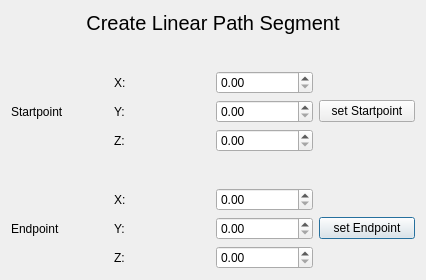
lerchi0/RobotPathWorkbench, file createLinSegDialog.ui: the form before one commit.
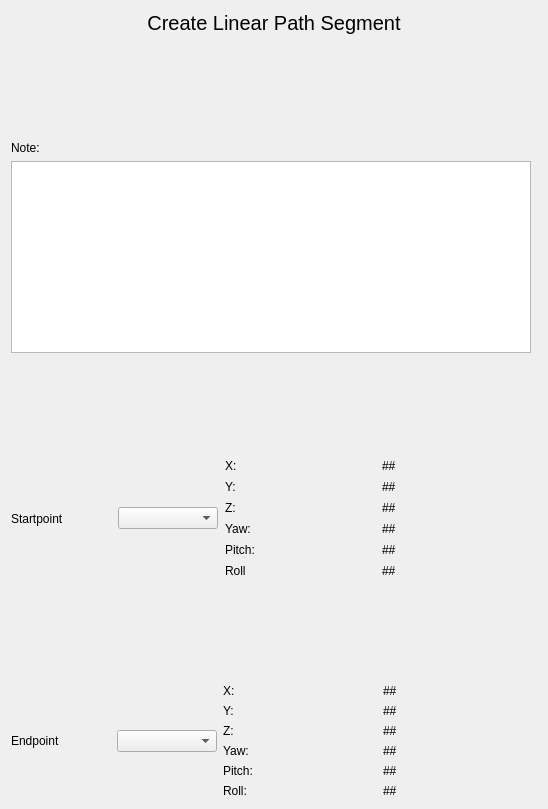
The form after the commit.

```diff
--- a/createLinSegDialog.ui
+++ b/createLinSegDialog.ui
@@ -6,8 +6,8 @@
    <rect>
     <x>0</x>
     <y>0</y>
-    <width>426</width>
-    <height>270</height>
+    <width>548</width>
+    <height>809</height>
    </rect>
   </property>
   <property name="windowTitle">
@@ -17,7 +17,14 @@
    <set>Qt::ImhDigitsOnly</set>
   </property>
   <layout class="QGridLayout" name="gridLayout">
-   <item row="1" column="0" colspan="4">
+   <item row="3" column="0">
+    <widget class="QLabel" name="label_4">
+     <property name="text">
+      <string>Note:</string>
+     </property>
+    </widget>
+   </item>
+   <item row="1" column="0" colspan="2">
     <widget class="QLabel" name="label">
      <property name="font">
       <font>
@@ -35,122 +42,346 @@
      </property>
     </widget>
    </item>
-   <item row="8" column="3">
-    <widget class="QPushButton" name="buttonSetEnd">
-     <property name="text">
-      <string>set Endpoint</string>
+   <item row="6" column="0">
+    <layout class="QHBoxLayout" name="horizontalLayout" stretch="0,0,1">
+     <property name="spacing">
+      <number>7</number>
      </property>
-    </widget>
-   </item>
-   <item row="4" column="3">
-    <widget class="QPushButton" name="buttonSetStart">
-     <property name="text">
-      <string>set Startpoint</string>
+     <property name="leftMargin">
+      <number>0</number>
      </property>
-    </widget>
+     <item>
+      <widget class="QLabel" name="label_2">
+       <property name="sizePolicy">
+        <sizepolicy hsizetype="Preferred" vsizetype="Preferred">
+         <horstretch>0</horstretch>
+         <verstretch>0</verstretch>
+        </sizepolicy>
+       </property>
+       <property name="minimumSize">
+        <size>
+         <width>100</width>
+         <height>0</height>
+        </size>
+       </property>
+       <property name="text">
+        <string>Startpoint</string>
+       </property>
+       <property name="wordWrap">
+        <bool>false</bool>
+       </property>
+      </widget>
+     </item>
+     <item>
+      <widget class="QComboBox" name="Box_Combo_Start">
+       <property name="sizePolicy">
+        <sizepolicy hsizetype="Preferred" vsizetype="Fixed">
+         <horstretch>0</horstretch>
+         <verstretch>0</verstretch>
+        </sizepolicy>
+       </property>
+       <property name="minimumSize">
+        <size>
+         <width>100</width>
+         <height>0</height>
+        </size>
+       </property>
+      </widget>
+     </item>
+     <item>
+      <layout class="QVBoxLayout" name="verticalLayout">
+       <property name="spacing">
+        <number>7</number>
+       </property>
+       <item>
+        <layout class="QHBoxLayout" name="horizontalLayout_2">
+         <item>
+          <widget class="QLabel" name="label_3">
+           <property name="text">
+            <string>X:</string>
+           </property>
+          </widget>
+         </item>
+         <item>
+          <widget class="QLabel" name="Text_Start_X">
+           <property name="text">
+            <string>##</string>
+           </property>
+          </widget>
+         </item>
+        </layout>
+       </item>
+       <item>
+        <layout class="QHBoxLayout" name="horizontalLayout_4">
+         <item>
+          <widget class="QLabel" name="label_5">
+           <property name="text">
+            <string>Y:</string>
+           </property>
+          </widget>
+         </item>
+         <item>
+          <widget class="QLabel" name="Text_Start_Y">
+           <property name="text">
+            <string>##</string>
+           </property>
+          </widget>
+         </item>
+        </layout>
+       </item>
+       <item>
+        <layout class="QHBoxLayout" name="horizontalLayout_3">
+         <item>
+          <widget class="QLabel" name="label_7">
+           <property name="text">
+            <string>Z:</string>
+           </property>
+          </widget>
+         </item>
+         <item>
+          <widget class="QLabel" name="Text_Start_Z">
+           <property name="text">
+            <string>##</string>
+           </property>
+          </widget>
+         </item>
+        </layout>
+       </item>
+       <item>
+        <layout class="QHBoxLayout" name="horizontalLayout_5">
+         <item>
+          <widget class="QLabel" name="label_9">
+           <property name="text">
+            <string>Yaw:</string>
+           </property>
+          </widget>
+         </item>
+         <item>
+          <widget class="QLabel" name="Text_Start_Yaw">
+           <property name="text">
+            <string>##</string>
+           </property>
+          </widget>
+         </item>
+        </layout>
+       </item>
+       <item>
+        <layout class="QHBoxLayout" name="horizontalLayout_7">
+         <item>
+          <widget class="QLabel" name="label_10">
+           <property name="text">
+            <string>Pitch:</string>
+           </property>
+          </widget>
+         </item>
+         <item>
+          <widget class="QLabel" name="Text_Start_Pitch">
+           <property name="text">
+            <string>##</string>
+           </property>
+          </widget>
+         </item>
+        </layout>
+       </item>
+       <item>
+        <layout class="QHBoxLayout" name="horizontalLayout_6">
+         <item>
+          <widget class="QLabel" name="label_11">
+           <property name="text">
+            <string>Roll</string>
+           </property>
+          </widget>
+         </item>
+         <item>
+          <widget class="QLabel" name="Text_Start_Roll">
+           <property name="text">
+            <string>##</string>
+           </property>
+          </widget>
+         </item>
+        </layout>
+       </item>
+      </layout>
+     </item>
+    </layout>
    </item>
-   <item row="4" column="1">
-    <widget class="QLabel" name="label_5">
-     <property name="text">
-      <string>Y:</string>
+   <item row="7" column="0">
+    <spacer name="verticalSpacer_3">
+     <property name="orientation">
+      <enum>Qt::Vertical</enum>
      </property>
-    </widget>
-   </item>
-   <item row="4" column="2">
-    <widget class="QDoubleSpinBox" name="Box_Start_Y"/>
-   </item>
-   <item row="3" column="1">
-    <widget class="QLabel" name="label_4">
-     <property name="text">
-      <string>X:</string>
+     <property name="sizeHint" stdset="0">
+      <size>
+       <width>20</width>
+       <height>40</height>
+      </size>
      </property>
-    </widget>
+    </spacer>
    </item>
-   <item row="5" column="2">
-    <widget class="QDoubleSpinBox" name="Box_Start_Z"/>
+   <item row="8" column="0" colspan="2">
+    <layout class="QHBoxLayout" name="horizontalLayout_9" stretch="0,0,1">
+     <item>
+      <widget class="QLabel" name="label_15">
+       <property name="minimumSize">
+        <size>
+         <width>100</width>
+         <height>0</height>
+        </size>
+       </property>
+       <property name="text">
+        <string>Endpoint</string>
+       </property>
+      </widget>
+     </item>
+     <item>
+      <widget class="QComboBox" name="Box_Combo_End">
+       <property name="minimumSize">
+        <size>
+         <width>100</width>
+         <height>0</height>
+        </size>
+       </property>
+      </widget>
+     </item>
+     <item>
+      <layout class="QVBoxLayout" name="verticalLayout_2">
+       <item>
+        <layout class="QHBoxLayout" name="horizontalLayout_10">
+         <item>
+          <widget class="QLabel" name="label_22">
+           <property name="text">
+            <string>X:</string>
+           </property>
+          </widget>
+         </item>
+         <item>
+          <widget class="QLabel" name="Text_End_X">
+           <property name="text">
+            <string>##</string>
+           </property>
+          </widget>
+         </item>
+        </layout>
+       </item>
+       <item>
+        <layout class="QHBoxLayout" name="horizontalLayout_15">
+         <item>
+          <widget class="QLabel" name="label_23">
+           <property name="text">
+            <string>Y:</string>
+           </property>
+          </widget>
+         </item>
+         <item>
+          <widget class="QLabel" name="Text_End_Y">
+           <property name="text">
+            <string>##</string>
+           </property>
+          </widget>
+         </item>
+        </layout>
+       </item>
+       <item>
+        <layout class="QHBoxLayout" name="horizontalLayout_14">
+         <item>
+          <widget class="QLabel" name="label_24">
+           <property name="text">
+            <string>Z:</string>
+           </property>
+          </widget>
+         </item>
+         <item>
+          <widget class="QLabel" name="Text_End_Z">
+           <property name="text">
+            <string>##</string>
+           </property>
+          </widget>
+         </item>
+        </layout>
+       </item>
+       <item>
+        <layout class="QHBoxLayout" name="horizontalLayout_13">
+         <item>
+          <widget class="QLabel" name="label_25">
+           <property name="text">
+            <string>Yaw:</string>
+           </property>
+          </widget>
+         </item>
+         <item>
+          <widget class="QLabel" name="Text_End_Yaw">
+           <property name="text">
+            <string>##</string>
+           </property>
+          </widget>
+         </item>
+        </layout>
+       </item>
+       <item>
+        <layout class="QHBoxLayout" name="horizontalLayout_12">
+         <item>
+          <widget class="QLabel" name="label_26">
+           <property name="text">
+            <string>Pitch:</string>
+           </property>
+          </widget>
+         </item>
+         <item>
+          <widget class="QLabel" name="Text_End_Pitch">
+           <property name="text">
+            <string>##</string>
+           </property>
+          </widget>
+         </item>
+        </layout>
+       </item>
+       <item>
+        <layout class="QHBoxLayout" name="horizontalLayout_11">
+         <item>
+          <widget class="QLabel" name="label_27">
+           <property name="text">
+            <string>Roll:</string>
+           </property>
+          </widget>
+         </item>
+         <item>
+          <widget class="QLabel" name="Text_End_Roll">
+           <property name="text">
+            <string>##</string>
+           </property>
+          </widget>
+         </item>
+        </layout>
+       </item>
+      </layout>
+     </item>
+    </layout>
    </item>
-   <item row="9" column="1">
-    <widget class="QLabel" name="label_9">
-     <property name="text">
-      <string>Z:</string>
+   <item row="5" column="0" colspan="2">
+    <spacer name="verticalSpacer_2">
+     <property name="orientation">
+      <enum>Qt::Vertical</enum>
      </property>
-    </widget>
-   </item>
-   <item row="7" column="2">
-    <widget class="QDoubleSpinBox" name="Box_End_X"/>
-   </item>
-   <item row="7" column="1">
-    <widget class="QLabel" name="label_7">
-     <property name="text">
-      <string>X:</string>
+     <property name="sizeHint" stdset="0">
+      <size>
+       <width>20</width>
+       <height>40</height>
+      </size>
      </property>
-    </widget>
-   </item>
-   <item row="5" column="1">
-    <widget class="QLabel" name="label_6">
-     <property name="text">
-      <string>Z:</string>
-     </property>
-    </widget>
-   </item>
-   <item row="8" column="1">
-    <widget class="QLabel" name="label_8">
-     <property name="text">
-      <string>Y:</string>
-     </property>
-    </widget>
-   </item>
-   <item row="3" column="2">
-    <widget class="QDoubleSpinBox" name="Box_Start_X"/>
-   </item>
-   <item row="8" column="2">
-    <widget class="QDoubleSpinBox" name="Box_End_Y"/>
+    </spacer>
    </item>
    <item row="4" column="0">
-    <widget class="QLabel" name="label_2">
-     <property name="text">
-      <string>Startpoint</string>
-     </property>
-    </widget>
-   </item>
-   <item row="9" column="2">
-    <widget class="QDoubleSpinBox" name="Box_End_Z"/>
-   </item>
-   <item row="8" column="0">
-    <widget class="QLabel" name="label_3">
-     <property name="text">
-      <string>Endpoint</string>
-     </property>
-    </widget>
-   </item>
-   <item row="6" column="2">
-    <spacer name="verticalSpacer">
-     <property name="orientation">
-      <enum>Qt::Vertical</enum>
-     </property>
-     <property name="sizeType">
-      <enum>QSizePolicy::Fixed</enum>
-     </property>
-     <property name="sizeHint" stdset="0">
-      <size>
-       <width>10</width>
-       <height>30</height>
-      </size>
-     </property>
-    </spacer>
+    <widget class="QTextEdit" name="Box_Seg_Note"/>
    </item>
    <item row="2" column="0">
-    <spacer name="verticalSpacer_2">
+    <spacer name="verticalSpacer">
      <property name="orientation">
       <enum>Qt::Vertical</enum>
      </property>
-     <property name="sizeType">
-      <enum>QSizePolicy::Fixed</enum>
-     </property>
      <property name="sizeHint" stdset="0">
       <size>
-       <width>10</width>
-       <height>30</height>
+       <width>20</width>
+       <height>40</height>
       </size>
      </property>
     </spacer>
```
Left out of the diff: 10 changed lines with no effect on the pictures.
